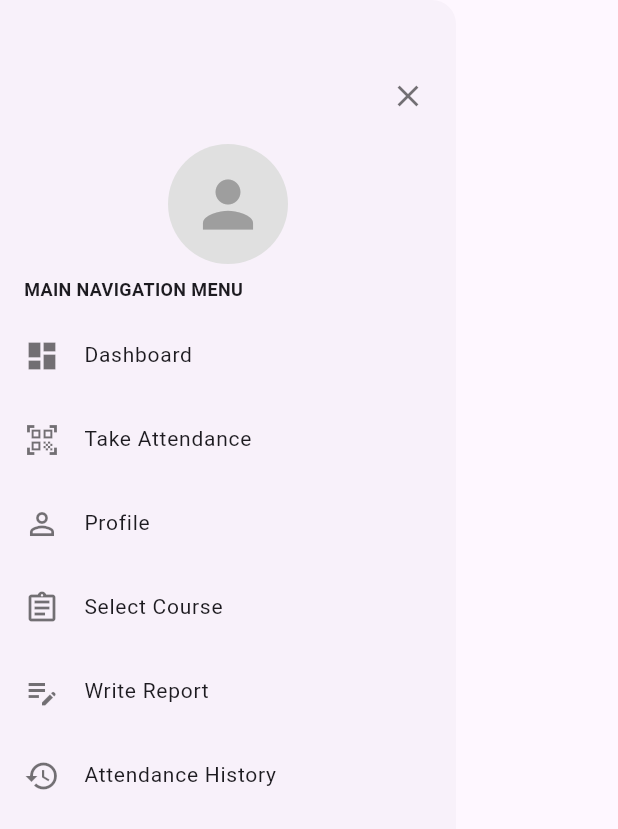
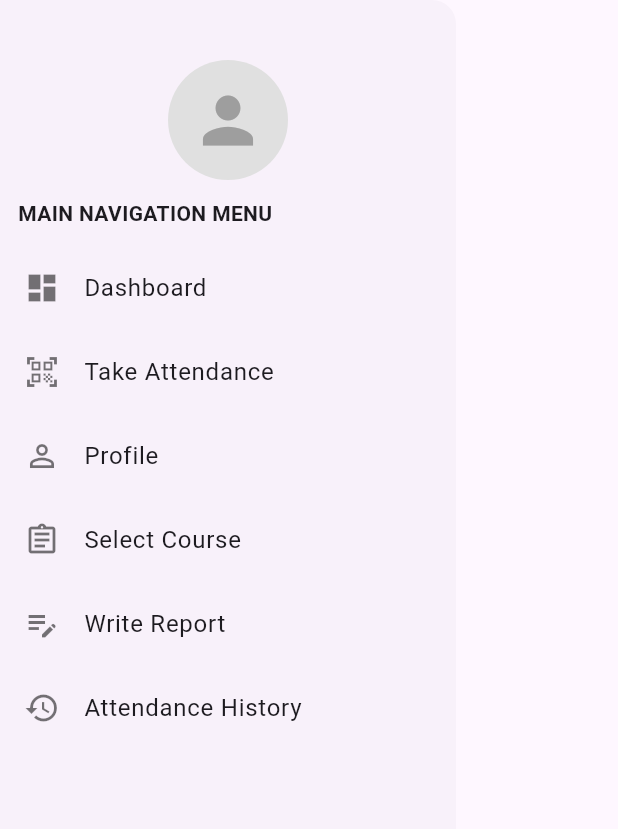
Before and after one commit to alexmwalec/Automated-Attendance-System, a Flutter app: the AppDrawer widget shown alone on an empty page, opened directly, on a phone screen of 412 x 824 dp. Shown: the top 829 px of the screen. Run offline on Flutter 3.47's test engine with Material 3 defaults, Android fonts, the phone set to English and light mode, and no system bars.

Commit message:
Routing for invigilator pages

```diff
--- a/lib/Features/auth/screen/invigilator_dashboard.dart
+++ b/lib/Features/invigilator/invigilator_dashboard.dart
@@ -122,53 +122,64 @@ class InvigilatorDashboard extends StatelessWidget {
     );
   }
 }
-
 class AppDrawer extends StatelessWidget {
   const AppDrawer({super.key});
 
   @override
   Widget build(BuildContext context) {
     return Drawer(
-      child: Column(
+      child: ListView(
         children: [
-          // Custom Header with Close Button
-          Container(
-            padding: const EdgeInsets.only(top: 40, right: 8, left: 16),
-            child: Row(
-              mainAxisAlignment: MainAxisAlignment.spaceBetween,
-              children: [
-                const SizedBox.shrink(), // Placeholder to keep the 'X' on the right
-                IconButton(
-                  icon: const Icon(Icons.close, color: Colors.black54),
-                  onPressed: () => Navigator.pop(context),
-                ),
-              ],
+          const SizedBox(height: 40),
+
+          const CircleAvatar(
+            radius: 40,
+            backgroundColor: Color(0xFFE0E0E0),
+            child: Icon(Icons.person, size: 50, color: Colors.grey),
+          ),
+
+          const Padding(
+            padding: EdgeInsets.all(12),
+            child: Text(
+              'MAIN NAVIGATION MENU',
+              style: TextStyle(fontWeight: FontWeight.bold),
             ),
           ),
-          Expanded(
-            child: ListView(
-              padding: EdgeInsets.zero,
-              children: const [
-                Padding(
-                  padding: EdgeInsets.symmetric(vertical: 8.0),
-                  child: CircleAvatar(
-                    radius: 40,
-                    backgroundColor: Color(0xFFE0E0E0),
-                    child: Icon(Icons.person, size: 50, color: Colors.grey),
-                  ),
-                ),
-                Padding(
-                  padding: EdgeInsets.only(left: 16.0, bottom: 8.0),
-                  child: Text('MAIN NAVIGATION MENU', style: TextStyle(fontWeight: FontWeight.bold, fontSize: 12)),
-                ),
-                DrawerItem(icon: Icons.dashboard, title: 'Dashboard'),
-                DrawerItem(icon: Icons.qr_code_scanner, title: 'Take Attendance'),
-                DrawerItem(icon: Icons.person_outline, title: 'Profile'),
-                DrawerItem(icon: Icons.assignment_outlined, title: 'Select Course'),
-                DrawerItem(icon: Icons.edit_note, title: 'Write Report'),
-                DrawerItem(icon: Icons.history, title: 'Attendance History'),
-              ],
-            ),
+
+          DrawerItem(
+            icon: Icons.dashboard,
+            title: 'Dashboard',
+            route: '/dashboard',
+          ),
+
+          DrawerItem(
+            icon: Icons.qr_code_scanner,
+            title: 'Take Attendance',
+            route: '/scanner',
+          ),
+
+          DrawerItem(
+            icon: Icons.person_outline,
+            title: 'Profile',
+            route: '/profile',
+          ),
+
+          DrawerItem(
+            icon: Icons.assignment_outlined,
+            title: 'Select Course',
+            route: '/course',
+          ),
+
+          DrawerItem(
+            icon: Icons.edit_note,
+            title: 'Write Report',
+            route: '/report',
+          ),
+
+          DrawerItem(
+            icon: Icons.history,
+            title: 'Attendance History',
+            route: '/attendance_history',
           ),
         ],
       ),
@@ -179,18 +190,27 @@ class AppDrawer extends StatelessWidget {
 class DrawerItem extends StatelessWidget {
   final IconData icon;
   final String title;
-  const DrawerItem({super.key, required this.icon, required this.title});
+  final String route;
+
+  const DrawerItem({
+    super.key,
+    required this.icon,
+    required this.title,
+    required this.route,
+  });
 
   @override
   Widget build(BuildContext context) {
     return ListTile(
       leading: Icon(icon, color: Colors.black54),
-      title: Text(title, style: const TextStyle(fontSize: 14)),
-      onTap: () => Navigator.pop(context),
+      title: Text(title),
+      onTap: () {
+        Navigator.pop(context); // close drawer
+        Navigator.pushReplacementNamed(context, route); // navigate
+      },
     );
   }
 }
-
 class InfoCard extends StatelessWidget {
   final IconData icon;
   final String title;
```
Also changed, not shown: lib/Features/invigilator/attendance_history.dart (+20 -0 lines), lib/Features/invigilator/profile.dart (+20 -0 lines), lib/Features/invigilator/report.dart (+20 -0 lines), lib/Features/invigilator/select_course.dart (+20 -0 lines), lib/Features/invigilator/take_attendance.dart (+20 -0 lines), lib/login_screen.dart (+2 -8 lines), lib/main.dart (+18 -3 lines).
